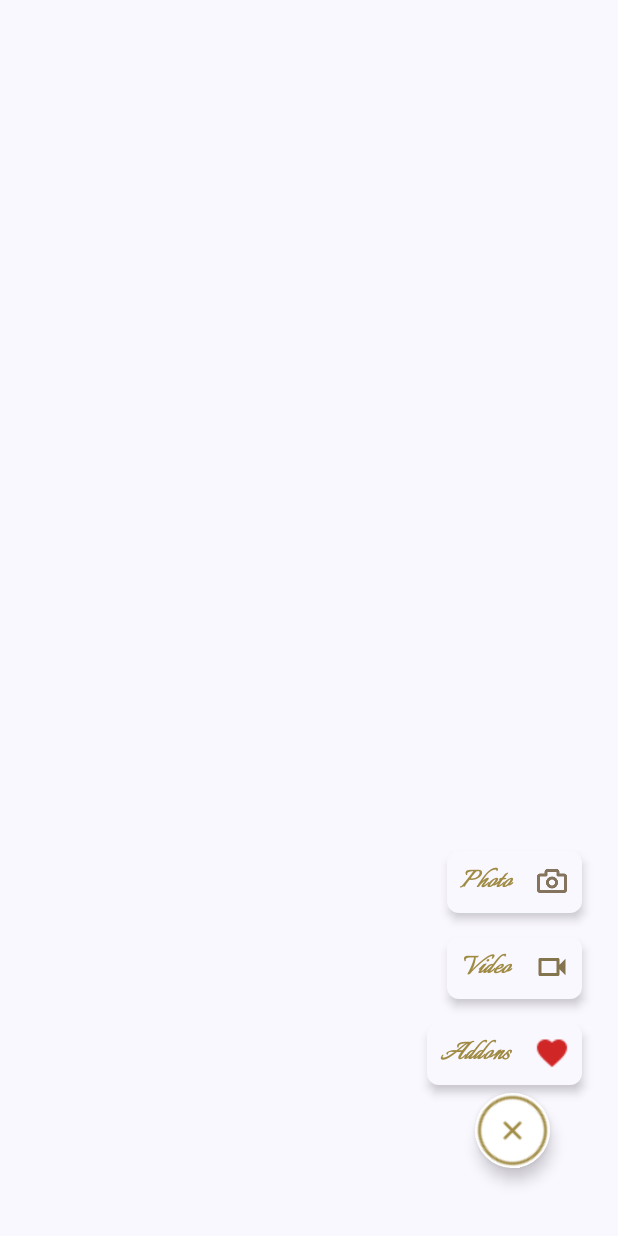
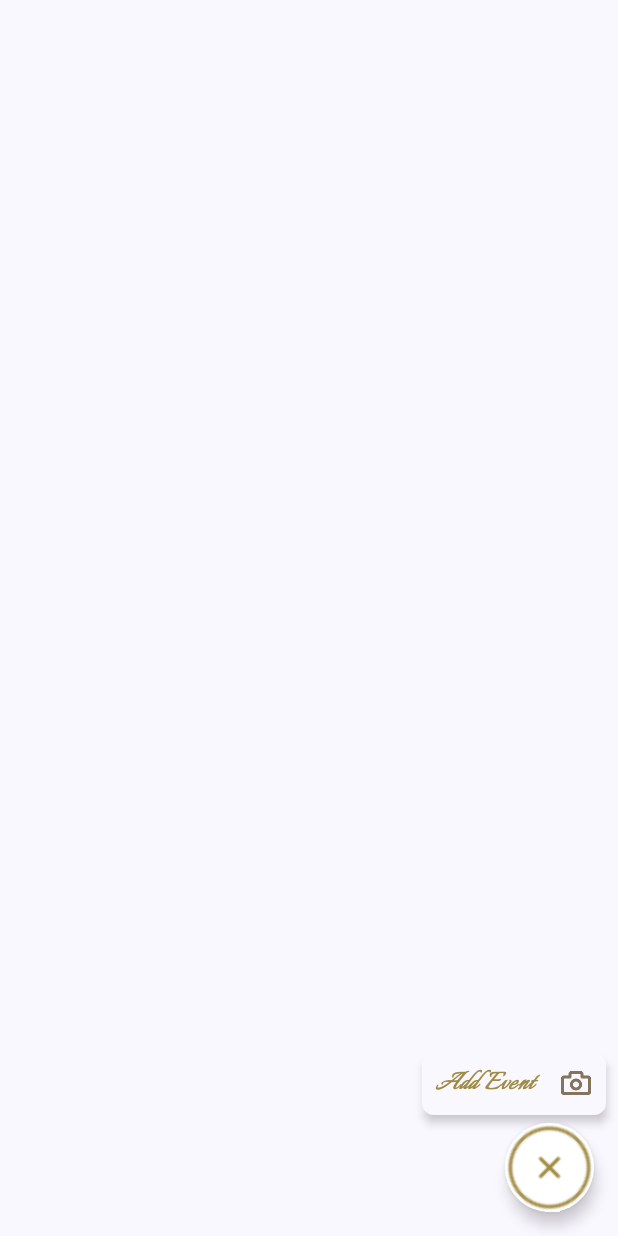
Before and after one commit to RanjithGui/WedStoryes, an Android app built with Jetpack Compose: the composable AnimatedFabWithOptions called with empty values, after a tap on "Add", on a phone screen of 412 x 824 dp. Run offline under Robolectric (Android 15) with nearby library versions, the phone set to English and light mode, and no system bars.

Commit message:
addded subEvent UI

```diff
--- a/app/src/main/java/com/example/wedstoryes/customcomposables/AnimatedFab.kt
+++ b/app/src/main/java/com/example/wedstoryes/customcomposables/AnimatedFab.kt
@@ -10,6 +10,7 @@ import androidx.compose.animation.slideOutVertically
 import androidx.compose.foundation.Image
 import androidx.compose.foundation.background
 import androidx.compose.foundation.clickable
+import androidx.compose.foundation.interaction.MutableInteractionSource
 import androidx.compose.foundation.layout.Arrangement
 import androidx.compose.foundation.layout.Box
 import androidx.compose.foundation.layout.Column
@@ -48,13 +49,14 @@ import com.example.wedstoryes.R
 import com.example.wedstoryes.data.SubEventDetails
 
 @Composable
-fun AnimatedFabWithOptions(onFabOptionClick: (String) -> Unit = {}, eventDetails: List<SubEventDetails>?) {
+fun AnimatedFabWithOptions(
+    modifier: Modifier = Modifier,
+    onFabOptionClick: (String) -> Unit = {},
+    eventDetails: List<SubEventDetails>?,
+) {
     var isExpanded by remember { mutableStateOf(false) }
 
-    Box(
-        modifier = Modifier.fillMaxSize()
-    ) {
-
+    Box(modifier = modifier) {
         if (isExpanded) {
             Box(
                 modifier = Modifier
@@ -63,6 +65,8 @@ fun AnimatedFabWithOptions(onFabOptionClick: (String) -> Unit = {}, eventDetails
                     .clickable { isExpanded = false }
             )
         }
+
+        // FAB and options column
         Column(
             modifier = Modifier.align(Alignment.BottomEnd),
             horizontalAlignment = Alignment.End
@@ -79,21 +83,11 @@ fun AnimatedFabWithOptions(onFabOptionClick: (String) -> Unit = {}, eventDetails
                     animationSpec = tween(200)
                 ) + fadeOut(animationSpec = tween(200))
             ) {
-                if (eventDetails != null && eventDetails.isNotEmpty()){
-                    FabOption(
-                        icon = painterResource(R.drawable.camera),
-                        label = "Add Event",
-                        onClick = {
-                            onFabOptionClick("Add Event")
-                            isExpanded = false
-                        }
-                    )
-                }else {
+                if (eventDetails != null && eventDetails.isNotEmpty()) {
                     Column(
                         modifier = Modifier.padding(end = 16.dp),
                         verticalArrangement = Arrangement.spacedBy(16.dp)
                     ) {
-
                         FabOption(
                             icon = painterResource(R.drawable.camera),
                             label = "Photo",
@@ -119,30 +113,39 @@ fun AnimatedFabWithOptions(onFabOptionClick: (String) -> Unit = {}, eventDetails
                             }
                         )
                     }
+                } else {
+                    FabOption(
+                        icon = painterResource(R.drawable.camera),
+                        label = "Add Event",
+                        onClick = {
+                            onFabOptionClick("Add Event")
+                            isExpanded = false
+                        }
+                    )
                 }
             }
-
             Spacer(modifier = Modifier.height(5.dp))
-
             FloatingActionButton(
                 onClick = { isExpanded = !isExpanded },
-                modifier = Modifier.size(95.dp).padding(bottom = 45.dp, end = 45.dp),
+                modifier = Modifier
+                    .size(75.dp)
+                    .padding(bottom = 16.dp, end = 16.dp), // Reduced padding
                 containerColor = Color.White,
                 shape = RoundedCornerShape(35.dp)
             ) {
                 Image(
                     painter = painterResource(R.drawable.add),
                     contentDescription = if (isExpanded) "Close" else "Add",
-                    modifier = Modifier.fillMaxSize().graphicsLayer {
-                        rotationZ = if (isExpanded) 45f else 0f
-                    }
+                    modifier = Modifier
+                        .fillMaxSize()
+                        .graphicsLayer {
+                            rotationZ = if (isExpanded) 45f else 0f
+                        }
                 )
-
             }
         }
     }
 }
-
 @Composable
 fun FabOption(
     icon: Painter,
```
Also changed, not shown: app/src/main/java/com/example/wedstoryes/customcomposables/ExpandableCard.kt (+21 -7 lines), app/src/main/java/com/example/wedstoryes/presentation/EventDetailsScreen.kt (+44 -8 lines), app/src/main/java/com/example/wedstoryes/presentation/GlobalViewmodel.kt (+19 -0 lines).
